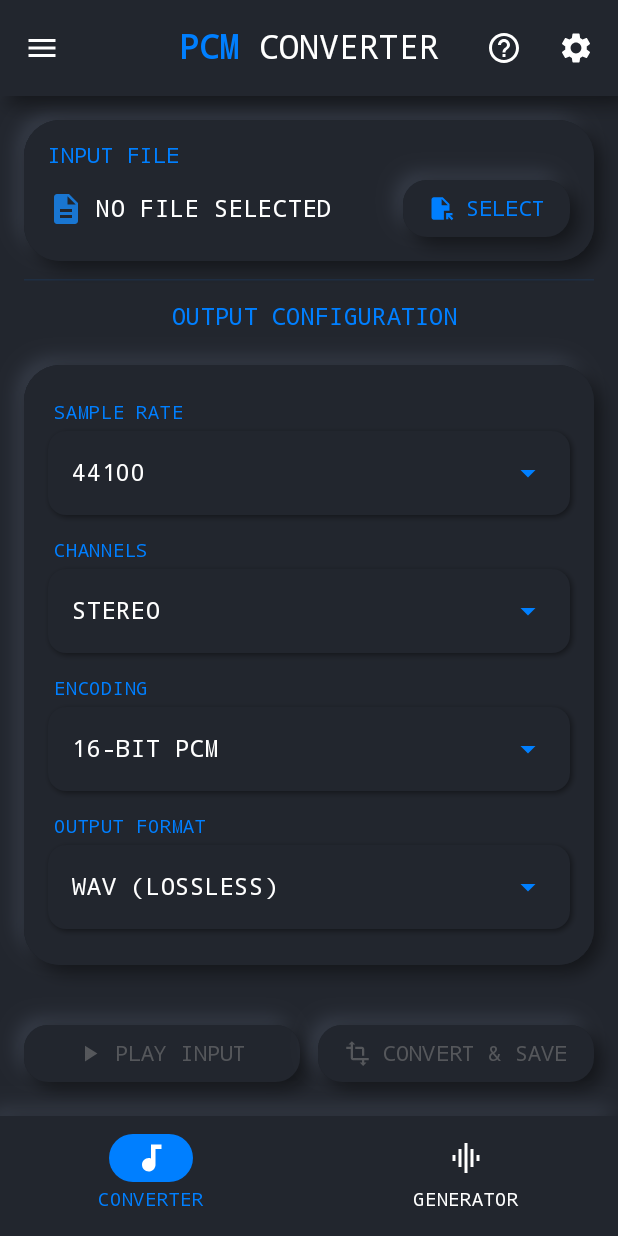
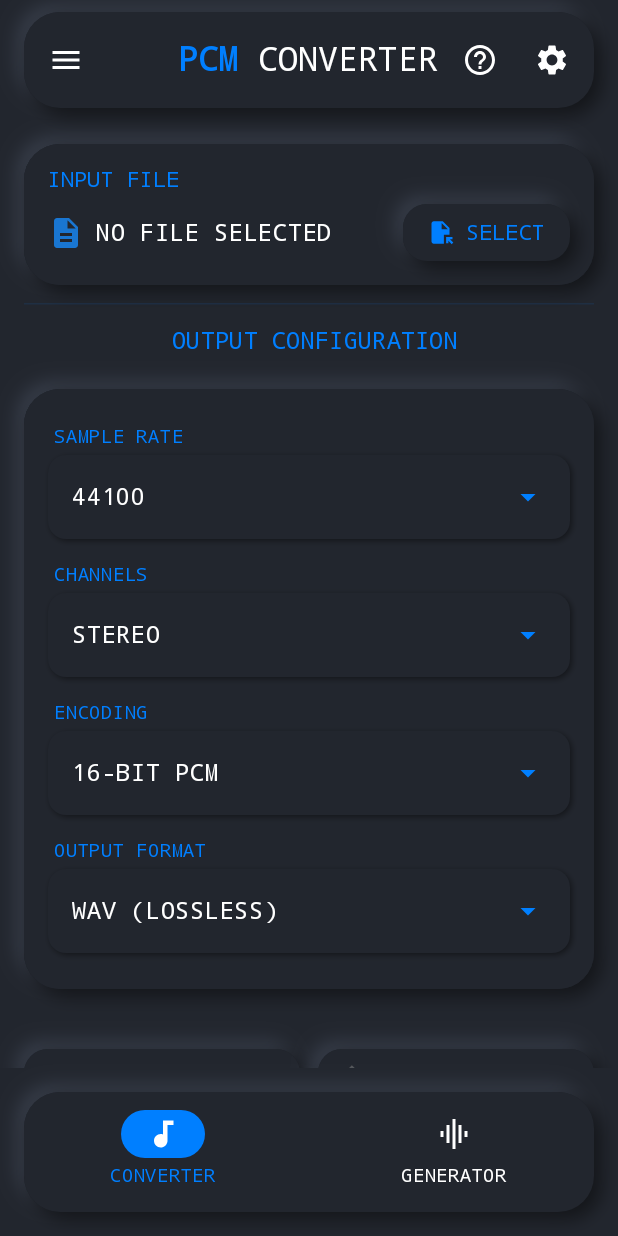
Before and after one commit to rajatnagpure/PCM-Player-Converter, an Android app built with Jetpack Compose: the screen it shows after launch (MainActivity), on a phone screen of 412 x 824 dp. Run offline under Robolectric (Android 15) with nearby library versions, the light colour scheme and no system bars; our stand-ins replace Dagger/Hilt's generated code.

Commit message:
style: Float top bar and bottom nav; elevate drawer logo

```diff
--- a/app/src/main/java/com/rajatnagpure/pcmplayerconverter/ui/navigation/AppNavigation.kt
+++ b/app/src/main/java/com/rajatnagpure/pcmplayerconverter/ui/navigation/AppNavigation.kt
@@ -132,9 +132,14 @@ fun AppNavigation(
                     drawerShape = androidx.compose.foundation.shape.RoundedCornerShape(topEnd = 16.dp, bottomEnd = 16.dp)
                 ) {
                     Spacer(Modifier.height(32.dp))
+                    com.rajatnagpure.pcmplayerconverter.ui.components.NeuCard(
+                        modifier = Modifier
+                            .fillMaxWidth()
+                            .padding(horizontal = 16.dp)
+                    ) {
                         androidx.compose.foundation.layout.Row(
                             verticalAlignment = Alignment.CenterVertically,
-                        modifier = Modifier.padding(horizontal = 16.dp)
+                            modifier = Modifier.padding(16.dp)
                         ) {
                             androidx.compose.foundation.Image(
                                 painter = androidx.compose.ui.res.painterResource(id = com.rajatnagpure.pcmplayerconverter.R.mipmap.ic_launcher),
@@ -147,6 +152,7 @@ fun AppNavigation(
                                 style = MaterialTheme.typography.titleLarge,
                                 color = MaterialTheme.colorScheme.primary
                             )
+                        }
                     }
                     Spacer(Modifier.height(32.dp))
 
@@ -230,19 +236,23 @@ fun AppNavigation(
                         }
                     },
                     colors = TopAppBarDefaults.centerAlignedTopAppBarColors(
-                        containerColor = MaterialTheme.colorScheme.surface,
-                        scrolledContainerColor = MaterialTheme.colorScheme.surface,
+                        containerColor = androidx.compose.ui.graphics.Color.Transparent,
+                        scrolledContainerColor = androidx.compose.ui.graphics.Color.Transparent,
                         navigationIconContentColor = MaterialTheme.colorScheme.onSurface,
                         titleContentColor = MaterialTheme.colorScheme.onSurface,
                         actionIconContentColor = MaterialTheme.colorScheme.onSurface
                     ),
-                    modifier = Modifier.neumorphic(cornerRadius = 0.dp)
+                    modifier = Modifier
+                        .padding(horizontal = 16.dp, vertical = 8.dp)
+                        .neumorphic(cornerRadius = 24.dp)
                 )
             },
             bottomBar = {
                 NavigationBar(
-                    modifier = Modifier.neumorphic(cornerRadius = 0.dp),
-                    containerColor = MaterialTheme.colorScheme.surface
+                    modifier = Modifier
+                        .padding(horizontal = 16.dp, vertical = 16.dp)
+                        .neumorphic(cornerRadius = 24.dp),
+                    containerColor = androidx.compose.ui.graphics.Color.Transparent
                 ) {
                     items.forEachIndexed { index, item ->
                         NavigationBarItem(
```
Lines whose indentation alone changed are shown as unchanged.
